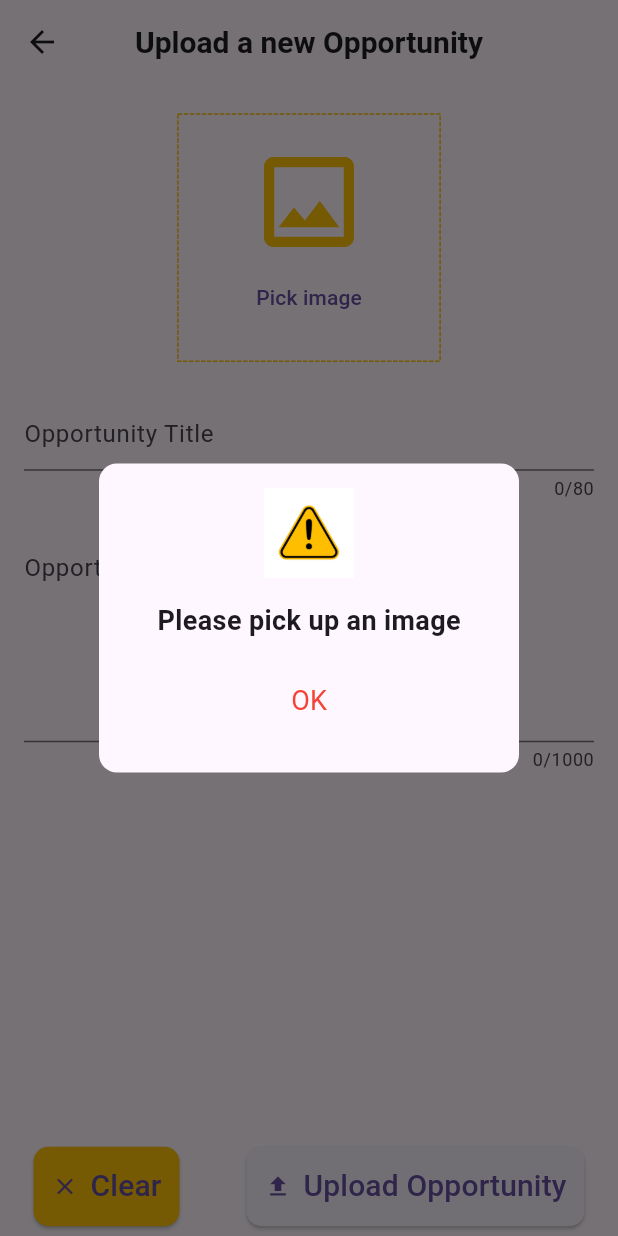
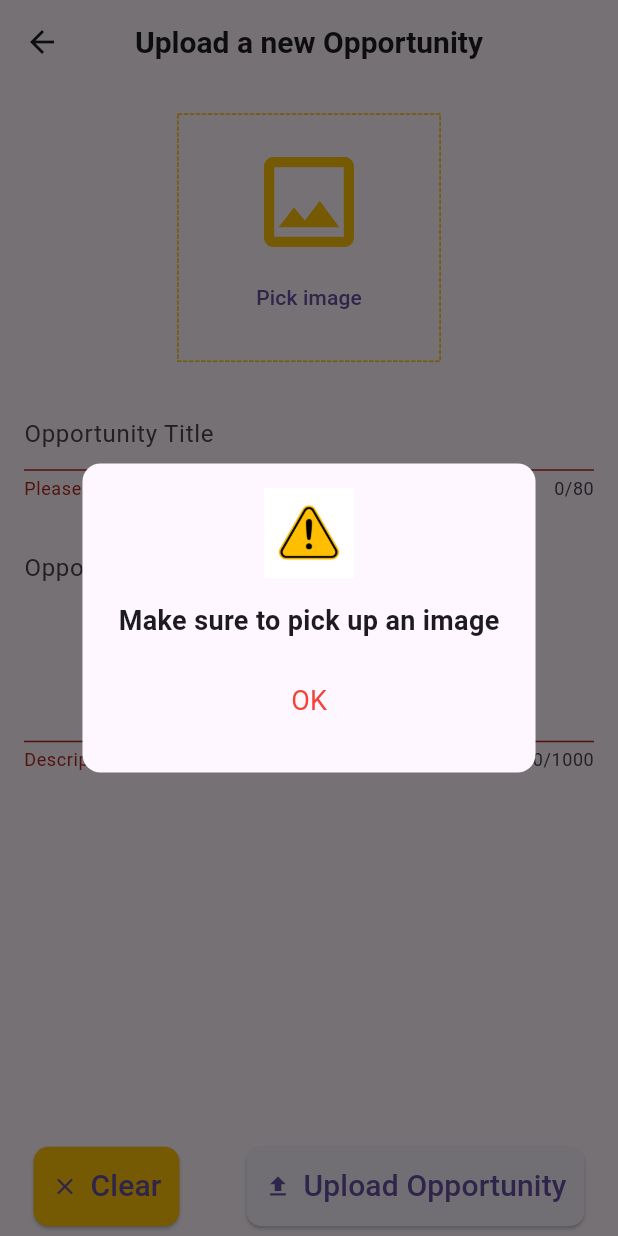
Before and after one commit to mohamedfareed244/volunteers_app, a Flutter app: the EditOrUploadProductScreen screen opened by its route, after a tap on "Upload Opportunity", on a phone screen of 412 x 824 dp. Run offline on Flutter 3.47's test engine with Material 3 defaults, Android fonts, the phone set to English and light mode, and no system bars; drawn by our look-alikes of dotted_border; our stand-ins replace card_swiper, cloud_firestore, fancy_shimmer_image, firebase_auth, firebase_core, firebase_storage and 3 more; missing offline and left inert: dynamic_height_grid_view; accounts and stored records are empty.

Commit message:
upload opp form

```diff
--- a/lib/models/opp_model.dart
+++ b/lib/models/opp_model.dart
@@ -1,14 +1,17 @@
+import 'package:cloud_firestore/cloud_firestore.dart';
 import 'package:flutter/material.dart';
 
 
 class ProductModel with ChangeNotifier {
   final String productId, productTitle, productDescription, productImage;
+   Timestamp? createdAt;
 
   ProductModel({
     required this.productId,
     required this.productTitle,
     required this.productDescription,
     required this.productImage,
+      this.createdAt,
   });
 
   get productCategory => null;
--- a/lib/views/Drawer/Drawer.dart
+++ b/lib/views/Drawer/Drawer.dart
@@ -4,7 +4,6 @@ import 'package:volunteers_app/views/privacy_policy.dart';
 import 'package:volunteers_app/views/send_feedback.dart';
 import 'package:volunteers_app/views/settings.dart';
 import 'package:volunteers_app/views/chatPage.dart';
-
 import '../profilePage.dart';
 import '../homePage.dart';
 import '../opportunitiesPage.dart';
--- a/lib/views/dashboard/edit_upload_opp_form.dart
+++ b/lib/views/dashboard/edit_upload_opp_form.dart
@@ -1,7 +1,11 @@
+import 'package:cloud_firestore/cloud_firestore.dart';
 import 'package:dotted_border/dotted_border.dart';
+import 'package:firebase_storage/firebase_storage.dart';
 import 'package:flutter/material.dart';
 import 'package:flutter/services.dart';
+import 'package:fluttertoast/fluttertoast.dart';
 import 'package:image_picker/image_picker.dart';
+import 'package:uuid/uuid.dart';
 import 'package:volunteers_app/controllers/my_app_method.dart';
 import 'package:volunteers_app/models/opp_model.dart';
 import 'package:volunteers_app/views/services/my_validators.dart';
@@ -28,8 +32,10 @@ class _EditOrUploadProductScreenState extends State<EditOrUploadProductScreen> {
   XFile? _pickedImage;
   bool isEditing = false;
   String? productNetworkImage;
+  late TextEditingController _titleController, _descriptionController;
 
-  late TextEditingController _titleController, _descriptionController;
+  bool _isLoading = false;
+  String? productImageUrl;
 
   @override
   void initState() {
@@ -68,19 +74,75 @@ class _EditOrUploadProductScreenState extends State<EditOrUploadProductScreen> {
     });
   }
 
-  Future<void> _uploadProduct() async {
+ Future<void> _uploadProduct() async {
+    final isValid = _formKey.currentState!.validate();
+    FocusScope.of(context).unfocus();
     if (_pickedImage == null) {
       MyAppMethods.showErrorORWarningDialog(
         context: context,
-        subtitle: "Please pick up an image",
+        subtitle: "Make sure to pick up an image",
         fct: () {},
       );
-
       return;
     }
-    final isValid = _formKey.currentState!.validate();
-    FocusScope.of(context).unfocus();
-    if (isValid) {}
+
+    if (isValid) {
+      _formKey.currentState!.save();
+      try {
+        setState(() {
+          _isLoading = true;
+        });
+        final ref = FirebaseStorage.instance
+            .ref()
+            .child("OppImages")
+            .child('${_titleController.text.trim()}.jpg');
+        await ref.putFile(File(_pickedImage!.path));
+        productImageUrl = await ref.getDownloadURL();
+
+        final productID = const Uuid().v4();
+        await FirebaseFirestore.instance
+            .collection("opportunitites")
+            .doc(productID)
+            .set({
+          'oppId': productID,
+          'oppTitle': _titleController.text,
+          'oppImage': productImageUrl,
+          'oppDescription': _descriptionController.text,
+
+          'createdAt': Timestamp.now(),
+        });
+        Fluttertoast.showToast(
+          msg: "Opportunity has been added",
+          toastLength: Toast.LENGTH_SHORT,
+          textColor: Colors.white,
+        );
+        if (!mounted) return;
+        await MyAppMethods.showErrorORWarningDialog(
+          isError: false,
+          context: context,
+          subtitle: "Clear form?",
+          fct: () {
+            clearForm();
+          },
+        );
+      } on FirebaseException catch (error) {
+        await MyAppMethods.showErrorORWarningDialog(
+          context: context,
+          subtitle: "An error has been occured ${error.message}",
+          fct: () {},
+        );
+      } catch (error) {
+        await MyAppMethods.showErrorORWarningDialog(
+          context: context,
+          subtitle: "An error has been occured $error",
+          fct: () {},
+        );
+      } finally {
+        setState(() {
+          _isLoading = false;
+        });
+      }
+    }
   }
 
   Future<void> _editProduct() async {
--- a/lib/views/imagePicker/pick_image_widget.dart
+++ b/lib/views/imagePicker/pick_image_widget.dart
@@ -1,5 +1,4 @@
 import 'dart:io';
-
 import 'package:flutter/material.dart';
 import 'package:image_picker/image_picker.dart';
 
--- a/pubspec.yaml
+++ b/pubspec.yaml
@@ -24,6 +24,8 @@ dependencies:
   image_picker: ^1.1.2
   uuid: ^4.5.1
   dotted_border: ^2.1.0
+  fluttertoast: ^8.2.10
+  firebase_storage: ^12.3.7
 
 
 dev_dependencies:
```
Also changed, not shown: pubspec.lock, 3 other files.
